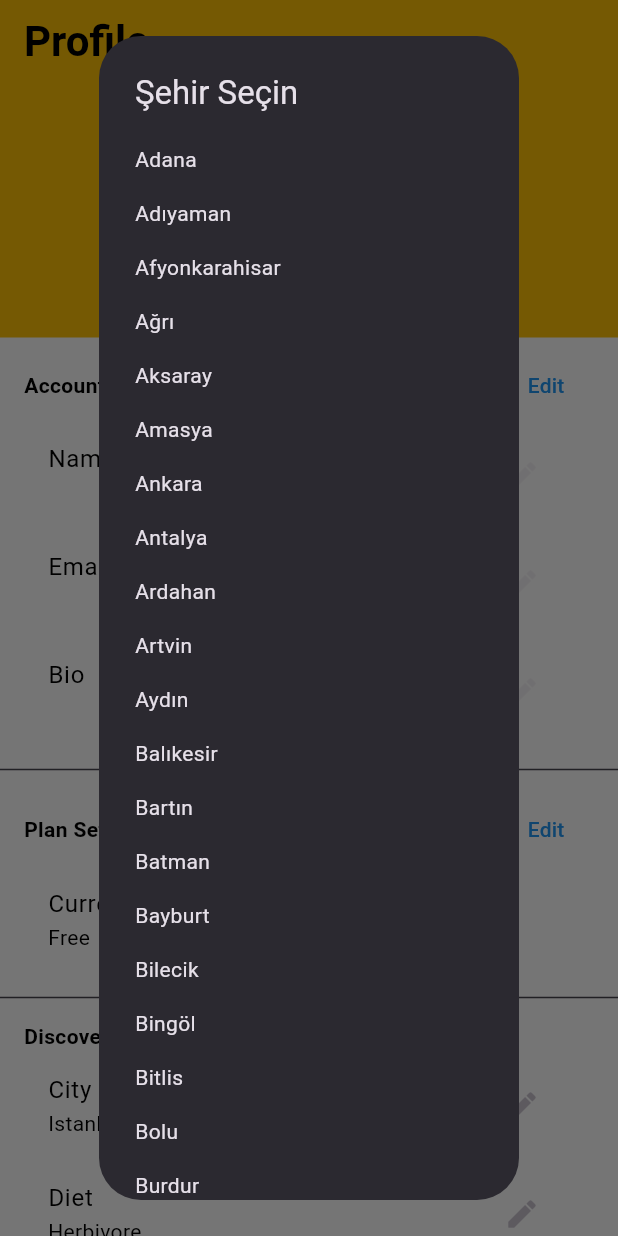
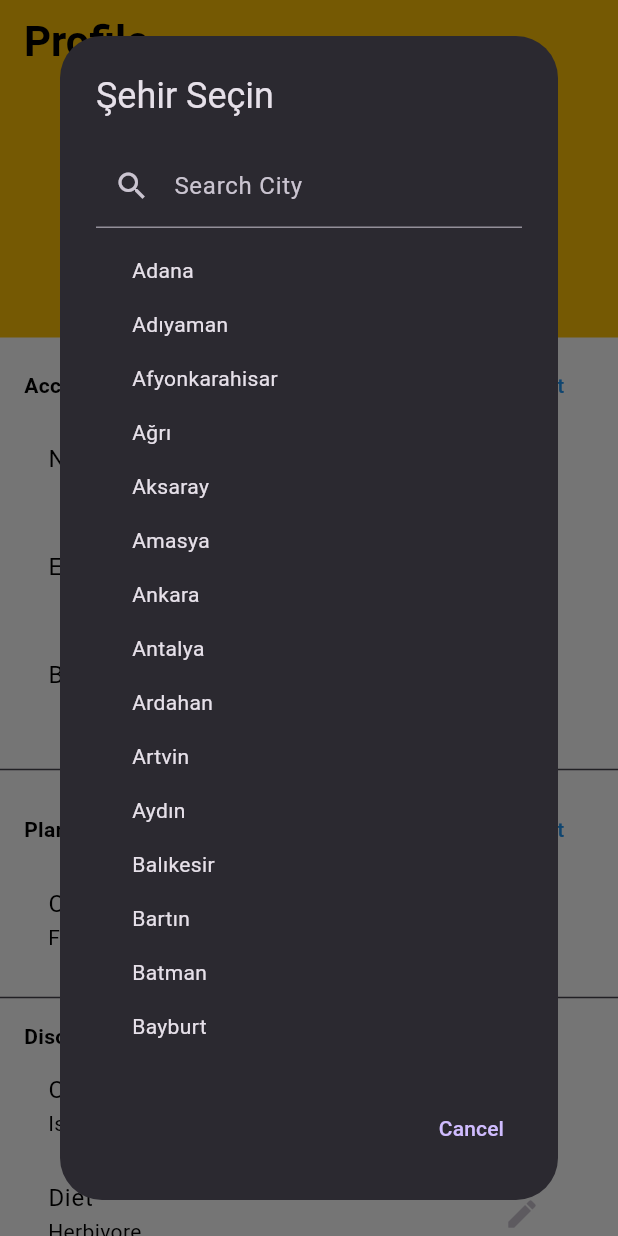
Before and after one commit to FoodBuds/FoodBuds, a Flutter app: the ProfilePage screen opened directly, after a tap on "City", on a phone screen of 412 x 824 dp. Run offline on Flutter 3.47's test engine with Material 3 defaults, Android fonts, the phone set to English and light mode, and no system bars; our stand-ins replace cloud_firestore, curved_navigation_bar, equatable, firebase_auth, firebase_core, firebase_storage and 2 more; missing offline and left inert: firebase_app_check; accounts and stored records are empty; generated files the repository leaves out were written again.

Commit message:
search box

```diff
--- a/lib/main.dart
+++ b/lib/main.dart
@@ -4,6 +4,7 @@ import "package:foodbuds0_1/firebase_options.dart";
 import "package:foodbuds0_1/ui/home_screens/home_screen.dart";
 import "package:foodbuds0_1/ui/home_screens/home_screens.dart";
 import "package:foodbuds0_1/ui/home_screens/match_screen.dart";
+import "package:foodbuds0_1/ui/profile_creation/profile_creation.dart";
 import "package:get/get.dart";
 import "ui/authentication_screen/authentication_screen.dart";
 import 'package:firebase_app_check/firebase_app_check.dart';
--- a/lib/ui/home_screens/profile_page.dart
+++ b/lib/ui/home_screens/profile_page.dart
@@ -23,7 +23,7 @@ class _ProfilePageState extends State<ProfilePage> {
   String email = '';
   String bio = '';
   String currentPlan = 'Free';
-  String showMe = 'Men';
+  String genderPreference = 'Male';
   String diet = 'Herbivore';
   String city = 'Istanbul';
   List<String> cuisine = [];
@@ -60,7 +60,7 @@ class _ProfilePageState extends State<ProfilePage> {
           _emailController.text = email;
           bio = user.bio;
           _bioController.text = bio;
-          showMe = user.genderPreference.toString().split('.').last;
+          genderPreference = user.genderPreference.toString().split('.').last;
           diet = user.diet.toString().split('.').last;
           cuisine = user.cuisine;
           filePath = user.filePath as String;
@@ -287,7 +287,7 @@ class _ProfilePageState extends State<ProfilePage> {
 
     if (selectedOption != null) {
       setState(() {
-        showMe = selectedOption;
+        genderPreference = selectedOption;
       });
       _validateAndSave();
     }
@@ -361,16 +361,62 @@ class _ProfilePageState extends State<ProfilePage> {
     String? selectedCity = await showDialog<String>(
       context: context,
       builder: (BuildContext context) {
-        return SimpleDialog(
-          title: const Text('Şehir Seçin'),
-          children: cities.map((city) {
-            return SimpleDialogOption(
-              onPressed: () {
-                Navigator.pop(context, city);
-              },
-              child: Text(city),
+        TextEditingController searchController = TextEditingController();
+        List<String> filteredCities = List.from(cities);
+
+        return StatefulBuilder(
+          builder: (BuildContext context, StateSetter setState) {
+            return AlertDialog(
+              title: const Text('Şehir Seçin'),
+              content: Container(
+                width: double.maxFinite,
+                child: Column(
+                  mainAxisSize: MainAxisSize.min,
+                  children: [
+                    TextField(
+                      controller: searchController,
+                      decoration: InputDecoration(
+                        labelText: 'Search City',
+                        prefixIcon: Icon(Icons.search),
+                      ),
+                      onChanged: (value) {
+                        setState(() {
+                          filteredCities = cities
+                              .where((city) => city
+                                  .toLowerCase()
+                                  .contains(value.toLowerCase()))
+                              .toList();
+                        });
+                      },
+                    ),
+                    SizedBox(height: 10),
+                    Expanded(
+                      child: ListView.builder(
+                        shrinkWrap: true,
+                        itemCount: filteredCities.length,
+                        itemBuilder: (context, index) {
+                          return SimpleDialogOption(
+                            onPressed: () {
+                              Navigator.pop(context, filteredCities[index]);
+                            },
+                            child: Text(filteredCities[index]),
+                          );
+                        },
+                      ),
+                    ),
+                  ],
+                ),
+              ),
+              actions: <Widget>[
+                TextButton(
+                  child: const Text('Cancel'),
+                  onPressed: () {
+                    Navigator.of(context).pop();
+                  },
+                ),
+              ],
             );
-          }).toList(),
+          },
         );
       },
     );
@@ -549,7 +595,7 @@ class _ProfilePageState extends State<ProfilePage> {
           'name': name,
           'email': email,
           'bio': bio,
-          'genderPreference': showMe,
+          'genderPreference': genderPreference,
           'diet': diet,
           'cuisine': cuisine,
           'filePath': filePath,
@@ -700,7 +746,7 @@ class _ProfilePageState extends State<ProfilePage> {
                           children: [
                             ProfileDisplayField(label: 'City', value: city, onTap: _changeCity),
                             ProfileDisplayField(label: 'Diet', value: diet, onTap: _changeDiet),
-                            ProfileDisplayField(label: 'Show Me', value: showMe, onTap: _changeShowMeOption),
+                            ProfileDisplayField(label: 'Show Me', value: genderPreference, onTap: _changeShowMeOption),
                             ProfileDisplayField(label: 'Cuisine', value: cuisine.join(', '), onTap: _changeCuisine),
                           ],
                         ),
```
Also changed, not shown: lib/ui/profile_creation/start_create.dart (+52 -5 lines).
